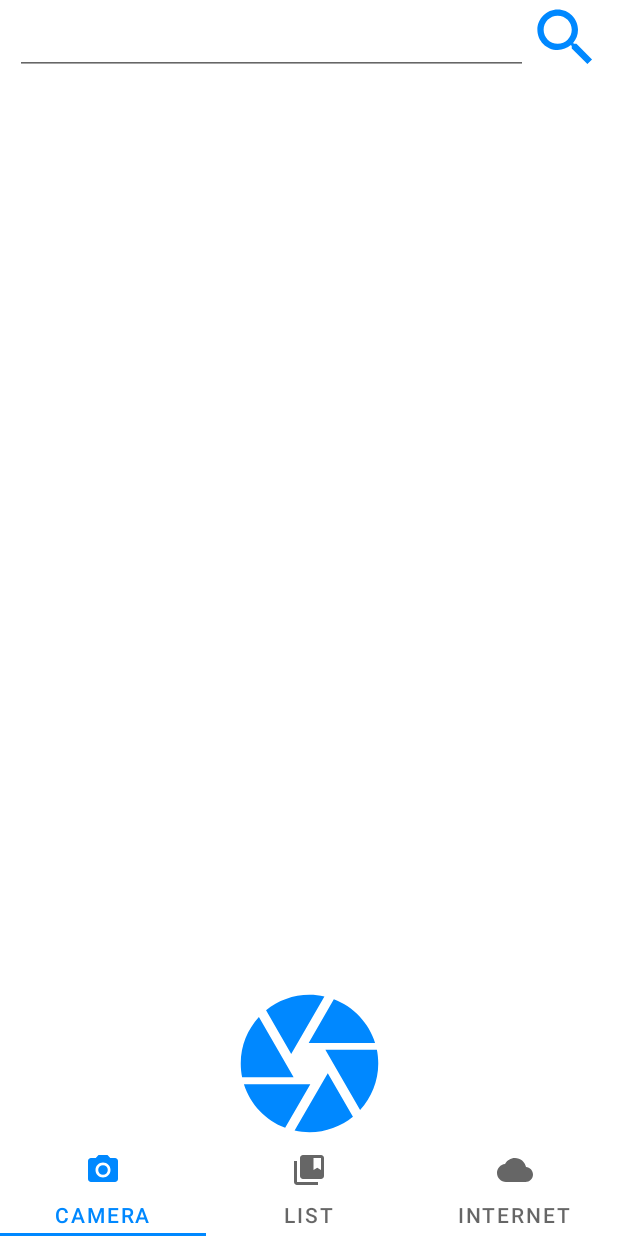
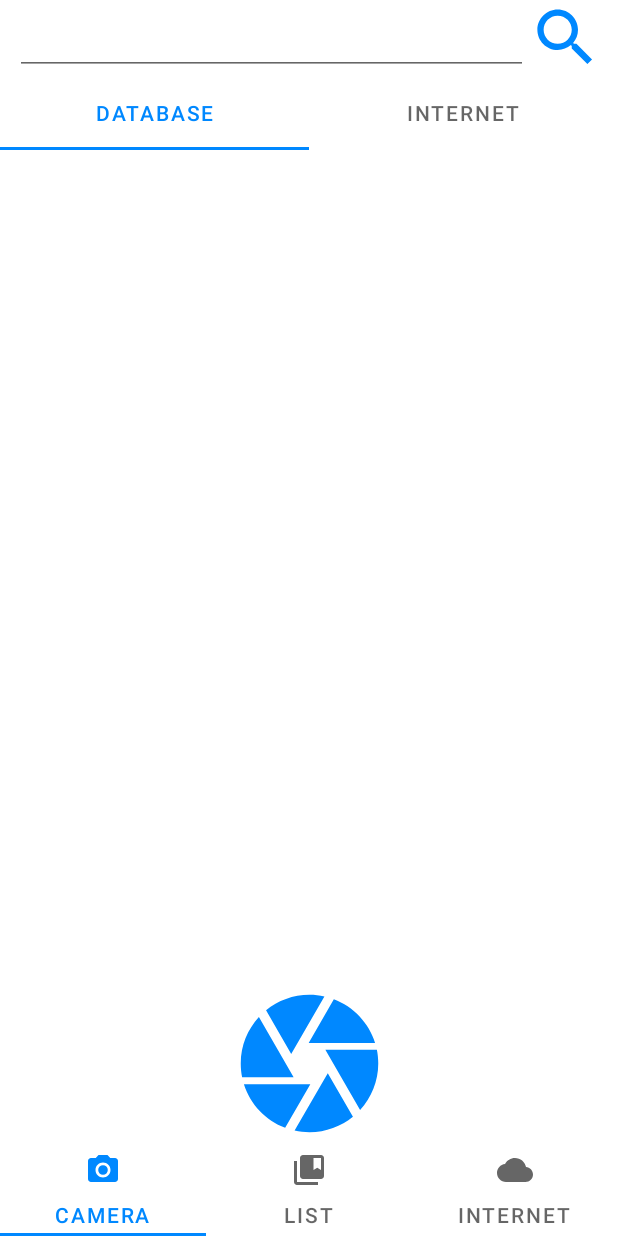
Before and after one commit to iamhabi/BookDB, an Android app: the fragment SearchFragment placed in its activity, after a tap on "search", on a phone screen of 412 x 824 dp. Run offline under Robolectric (Android 15) with nearby library versions, the phone set to English and light mode, and no system bars; libraries missing offline, so code that uses them is left out: androidx.camera.core, androidx.camera.lifecycle, com.google.mlkit.vision; plain views replace PreviewView; 9 statements that could not run were skipped.

Commit message:
use fragment search DB and Internet

```diff
--- a/app/src/main/java/com/habidev/bookdb/fragment/SearchFragment.kt
+++ b/app/src/main/java/com/habidev/bookdb/fragment/SearchFragment.kt
@@ -1,40 +1,28 @@
 package com.habidev.bookdb.fragment
 
 import android.content.Context
-import android.content.Intent
 import android.os.Bundle
 import android.text.Editable
 import android.text.TextWatcher
-import android.util.Log
 import android.view.LayoutInflater
 import android.view.View
 import android.view.ViewGroup
 import android.view.inputmethod.EditorInfo
 import android.view.inputmethod.InputMethodManager
 import androidx.fragment.app.Fragment
-import androidx.recyclerview.widget.LinearLayoutManager
-import com.habidev.bookdb.ApiKey
-import com.habidev.bookdb.activity.ResultActivity
-import com.habidev.bookdb.adapter.BookListAdapter
-import com.habidev.bookdb.database.BookItem
+import com.google.android.material.tabs.TabLayoutMediator
+import com.habidev.bookdb.adapter.SimpleViewPagerAdapter
 import com.habidev.bookdb.databinding.SearchBinding
-import kotlinx.coroutines.CoroutineScope
-import kotlinx.coroutines.Dispatchers
-import kotlinx.coroutines.launch
-import org.json.JSONObject
-import java.io.BufferedReader
-import java.io.IOException
-import java.io.InputStream
-import java.io.InputStreamReader
-import java.net.HttpURLConnection
-import java.net.MalformedURLException
-import java.net.URL
 
 class SearchFragment : Fragment() {
+    companion object {
+        private const val TAG = "Search"
+    }
+
     private lateinit var viewBinding: SearchBinding
 
-    private lateinit var items: MutableList<BookItem>
-    private lateinit var adapter: BookListAdapter
+    private lateinit var searchDBFrag: SearchDBFragment
+    private lateinit var searchInternetFrag: SearchInternetFragment
 
     private lateinit var inputMethodManager: InputMethodManager
 
@@ -54,28 +42,7 @@ class SearchFragment : Fragment() {
     override fun onViewCreated(view: View, savedInstanceState: Bundle?) {
         super.onViewCreated(view, savedInstanceState)
 
-        items = mutableListOf()
-
-        adapter = BookListAdapter(
-            requireContext(),
-            items,
-            object : BookListAdapter.OnItemClickListener {
-                override fun onClick(position: Int) {
-                    val bookItem = items[position]
-                    val intent = Intent(context, ResultActivity::class.java)
-                    intent.putExtra("isbn", bookItem.isbn)
-                    startActivity(intent)
-                }
-
-                override fun onLongClick(position: Int): Boolean {
-                    // do nothing
-                    return false
-                }
-            }
-        )
-
-        viewBinding.recyclerViewSearch.adapter = adapter
-        viewBinding.recyclerViewSearch.layoutManager = LinearLayoutManager(context)
+        initViewPager()
 
         initListener()
     }
@@ -97,9 +64,37 @@ class SearchFragment : Fragment() {
         super.onPause()
 
         viewBinding.editTextSearch.setText("")
+    }
 
-        adapter.notifyItemRangeRemoved(0, items.size)
-        items.clear()
+    private fun initViewPager() {
+        searchDBFrag = SearchDBFragment()
+        searchInternetFrag = SearchInternetFragment()
+
+        val fragments = arrayListOf(
+            searchDBFrag,
+            searchInternetFrag
+        )
+
+        val adapter = SimpleViewPagerAdapter(requireActivity(), fragments)
+
+        viewBinding.viewPagerSearch.adapter = adapter
+
+        TabLayoutMediator(viewBinding.tabLayoutSearch, viewBinding.viewPagerSearch) { tab, position ->
+            when (position) {
+                0 -> {
+                    tab.text = "Database"
+                }
+
+                1 -> {
+                    tab.text = "Internet"
+                }
+            }
+        }.attach()
+    }
+
+    private fun performSearch(query: String) {
+        searchDBFrag.performSearch(query)
+        searchInternetFrag.performSearch(query)
     }
 
     private fun initListener() {
@@ -133,88 +128,4 @@ class SearchFragment : Fragment() {
             }
         })
     }
-
-    private fun showResult(resultJson: String) {
-        val resultJsonArray = JSONObject(resultJson).getJSONArray("items")
-
-        for (i in 0 until resultJsonArray.length()) {
-            val jsonObject = resultJsonArray.getJSONObject(i)
-
-            val isbn = jsonObject.get("isbn") as String
-            val link = jsonObject.get("link") as String
-            val title = jsonObject.get("title") as String
-            val author = jsonObject.get("author") as String
-            val imageUrl = jsonObject.get("image") as String
-            val description = jsonObject.get("description") as String
-
-            val bookItem = BookItem(
-                isbn.toLong(), link, title, author, imageUrl, description, null, 0,
-                isOwning = false,
-                wannaBuy = false
-            )
-
-            requireActivity().runOnUiThread {
-                items.add(bookItem)
-                adapter.notifyItemInserted(adapter.itemCount - 1)
-            }
-        }
-    }
-
-    private fun performSearch(query: String) {
-        CoroutineScope(Dispatchers.IO).launch {
-            try {
-                val con = connect("${ApiKey.URL}$query")
-
-                con?.requestMethod = "GET"
-                con?.setRequestProperty("X-Naver-Client-Id", ApiKey.CLIENT_ID)
-                con?.setRequestProperty("X-Naver-Client-Secret", ApiKey.CLIENT_SECRET)
-
-                val responseCode = con!!.responseCode
-                val result = if (responseCode == HttpURLConnection.HTTP_OK) { // 정상 호출
-                    readBody(con.inputStream)
-                } else { // 에러 발생
-                    readBody(con.errorStream)
-                }
-
-                // TODO
-                //  search result is only 10
-
-                requireActivity().runOnUiThread {
-                    adapter.notifyItemRangeRemoved(0, items.size)
-                    items.clear()
-                }
-
-                showResult(result)
-            } catch (e: Exception) {
-                Log.e("FAIL", e.toString())
-            }
-        }
-    }
-
-    private fun connect(apiUrl: String): HttpURLConnection? {
-        return try {
-            val url = URL(apiUrl)
-            url.openConnection() as HttpURLConnection
-        } catch (e: MalformedURLException) {
-            throw RuntimeException("API URL이 잘못되었습니다. : $apiUrl", e)
-        } catch (e: IOException) {
-            throw RuntimeException("연결이 실패했습니다. : $apiUrl", e)
-        }
-    }
-
-    private fun readBody(body: InputStream): String {
-        val streamReader = InputStreamReader(body)
-        try {
-            BufferedReader(streamReader).use { lineReader ->
-                val responseBody = StringBuilder()
-                var line: String?
-                while (lineReader.readLine().also { line = it } != null) {
-                    responseBody.append(line)
-                }
-                return responseBody.toString()
-            }
-        } catch (e: IOException) {
-            throw RuntimeException("API 응답을 읽는데 실패했습니다.", e)
-        }
-    }
 }
--- a/app/src/main/res/layout/search.xml
+++ b/app/src/main/res/layout/search.xml
@@ -38,11 +38,21 @@
 
     </androidx.constraintlayout.widget.ConstraintLayout>
 
-    <androidx.recyclerview.widget.RecyclerView
-        android:id="@+id/recycler_view_search"
+    <com.google.android.material.tabs.TabLayout
+        android:id="@+id/tab_layout_search"
+        android:layout_width="match_parent"
+        android:layout_height="50dp"
+        app:layout_constraintTop_toBottomOf="@id/layout_top"
+        app:layout_constraintStart_toStartOf="parent"
+        app:layout_constraintEnd_toEndOf="parent" />
+
+    <androidx.viewpager2.widget.ViewPager2
+        android:id="@+id/view_pager_search"
         android:layout_width="match_parent"
         android:layout_height="0dp"
-        app:layout_constraintTop_toBottomOf="@id/layout_top"
-        app:layout_constraintBottom_toBottomOf="parent" />
+        app:layout_constraintTop_toBottomOf="@id/tab_layout_search"
+        app:layout_constraintBottom_toBottomOf="parent"
+        app:layout_constraintStart_toStartOf="parent"
+        app:layout_constraintEnd_toEndOf="parent" />
 
 </androidx.constraintlayout.widget.ConstraintLayout>
```
